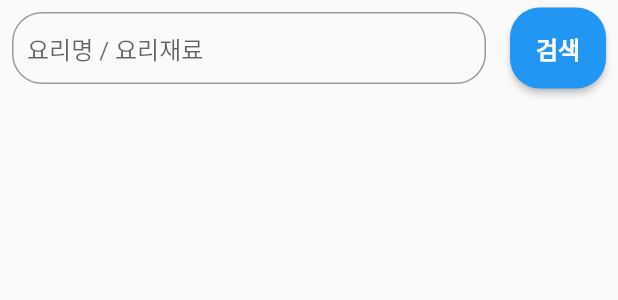
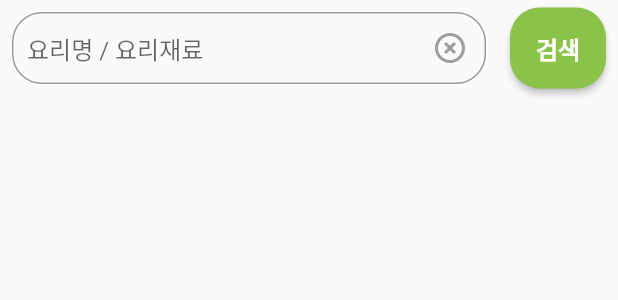
Before and after one commit to Raonshi/pocketrecipe_client, a Flutter app: the _SearchWidget widget shown alone on an empty page, opened directly, on a phone screen of 412 x 824 dp. Shown: the top 300 px of the screen. Run offline on Flutter 3.47's test engine with Material 2 defaults, Android fonts, the phone set to English and light mode, and no system bars; our stand-ins replace get, image_picker, logger, sprintf; network calls fail.

Commit message:
theme data add

```diff
--- a/lib/controllers/home_ctrl.dart
+++ b/lib/controllers/home_ctrl.dart
@@ -2,7 +2,7 @@ import 'package:flutter/material.dart';
 import 'package:get/get.dart';
 
 class HomeCtrl extends GetxController {
-  final _pageController = PageController().obs;
+  final _pageController = PageController(initialPage: 1).obs;
   get pageController => _pageController.value;
 
   final _bottomIndex = 1.obs;
--- /dev/null
+++ b/lib/etc/style.dart
@@ -0,0 +1,23 @@
+import 'package:flutter/material.dart';
+
+AppBarTheme _appBarTheme = AppBarTheme(
+  backgroundColor: Colors.white,
+  elevation: 0,
+  centerTitle: true,
+  titleTextStyle: TextStyle(
+    fontSize: 30,
+    color: Colors.black,
+    fontWeight: FontWeight.bold,
+  ),
+  iconTheme: IconThemeData(color: Colors.black, size: 30),
+);
+
+ThemeData mainTheme = ThemeData(
+  focusColor: Colors.lightGreen,
+  appBarTheme: _appBarTheme,
+);
+
+OutlineInputBorder outLineInputBorder = OutlineInputBorder(
+  borderSide: BorderSide(color: Colors.lightGreen),
+  borderRadius: BorderRadius.all(Radius.circular(20)),
+);
--- a/lib/etc/translate.dart
+++ b/lib/etc/translate.dart
@@ -10,10 +10,15 @@ class Language extends Translations {
           'setting': 'setting',
         },
         'ko_KR': {
+          //title
           'pocket_recipe': '포켓 레시피',
+
+          //page name
           'recipe_search': '검색',
           'menu': '메뉴',
           'setting': '설정',
+
+          //menu
           'korean_food': '한식',
           'japanese_food': '일식',
           'chinese_food': '중식',
@@ -22,6 +27,9 @@ class Language extends Translations {
           'chicken': '치킨',
           'snack': '분식',
           'dessert': '간식',
+
+          //system message
+          'search_hint': '요리명 / 요리재료',
         },
       };
 }
--- a/lib/main.dart
+++ b/lib/main.dart
@@ -1,6 +1,7 @@
 import 'package:flutter/material.dart';
 import 'package:get/get.dart';
 import 'package:pocketrecipe_client/controllers/init_binding_ctrl.dart';
+import 'package:pocketrecipe_client/etc/style.dart';
 import 'package:pocketrecipe_client/etc/translate.dart';
 import 'package:pocketrecipe_client/ui/pages/home_page.dart';
 
@@ -15,6 +16,7 @@ class MyApp extends StatelessWidget {
   @override
   Widget build(BuildContext context) {
     return GetMaterialApp(
+      theme: mainTheme,
       translations: Language(),
       locale: Locale('ko', 'KR'),
       fallbackLocale: Locale('ko', 'KR'),
--- a/lib/ui/pages/recipe/recipe_search_page.dart
+++ b/lib/ui/pages/recipe/recipe_search_page.dart
@@ -2,6 +2,7 @@ import 'package:flutter/material.dart';
 import 'package:get/get.dart';
 import 'package:pocketrecipe_client/controllers/recipe_search_ctrl.dart';
 import 'package:pocketrecipe_client/etc/data_define.dart';
+import 'package:pocketrecipe_client/etc/style.dart';
 import 'package:pocketrecipe_client/getx/controller.dart';
 import 'package:pocketrecipe_client/ui/pages/recipe/recipe_page.dart';
 
@@ -69,11 +70,18 @@ class _SearchWidget extends StatelessWidget {
               child: TextField(
                 controller: controller.searchController,
                 maxLines: 1,
+                cursorColor: Colors.lightGreen,
                 decoration: InputDecoration(
-                  border: OutlineInputBorder(
-                    borderRadius: BorderRadius.all(Radius.circular(20)),
+                  suffixIcon: IconButton(
+                    onPressed: () => controller.searchController.clear(),
+                    icon: Icon(
+                      Icons.highlight_remove,
+                      color: Colors.grey,
+                    ),
                   ),
-                  hintText: "요리명 / 요리재료",
+                  border: outLineInputBorder,
+                  focusedBorder: outLineInputBorder,
+                  hintText: 'search_hint'.tr,
                   contentPadding: const EdgeInsets.symmetric(
                       vertical: 5.0, horizontal: 10.0),
                 ),
@@ -86,11 +94,10 @@ class _SearchWidget extends StatelessWidget {
           Container(
             padding: EdgeInsets.symmetric(horizontal: 8.0),
             child: ElevatedButton(
-              style: ButtonStyle(
-                shape: MaterialStateProperty.resolveWith(
-                  (states) => RoundedRectangleBorder(
-                    borderRadius: BorderRadius.circular(20),
-                  ),
+              style: ElevatedButton.styleFrom(
+                primary: Colors.lightGreen,
+                shape: RoundedRectangleBorder(
+                  borderRadius: BorderRadius.circular(20),
                 ),
               ),
               onPressed: () {
@@ -99,7 +106,7 @@ class _SearchWidget extends StatelessWidget {
               child: Padding(
                 padding: EdgeInsets.symmetric(vertical: 15.0),
                 child: Text(
-                  "검색",
+                  "recipe_search".tr,
                   style: TextStyle(
                     fontWeight: FontWeight.bold,
                     fontSize: 16,
```
Also changed, not shown: lib/ui/pages/home_page.dart (+18 -1 lines).
